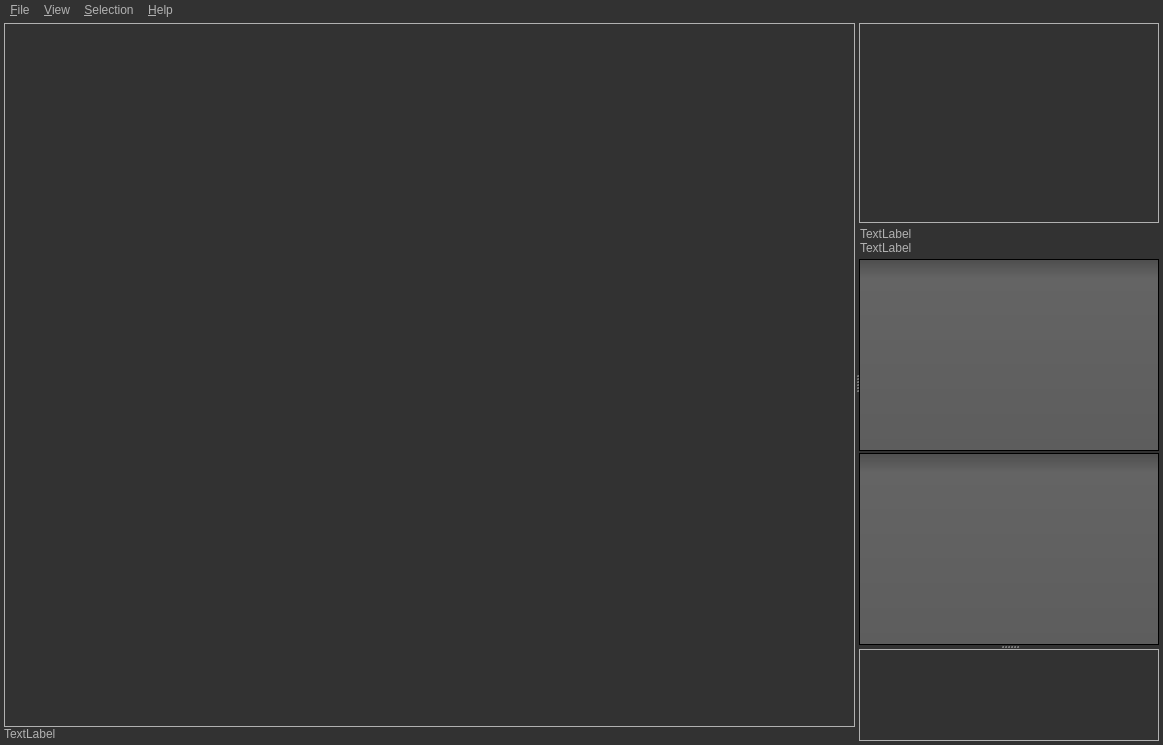
First picture: the form in src/saisieQT/mainwindow.ui, repository micmacIGN/micmac, before the edit.
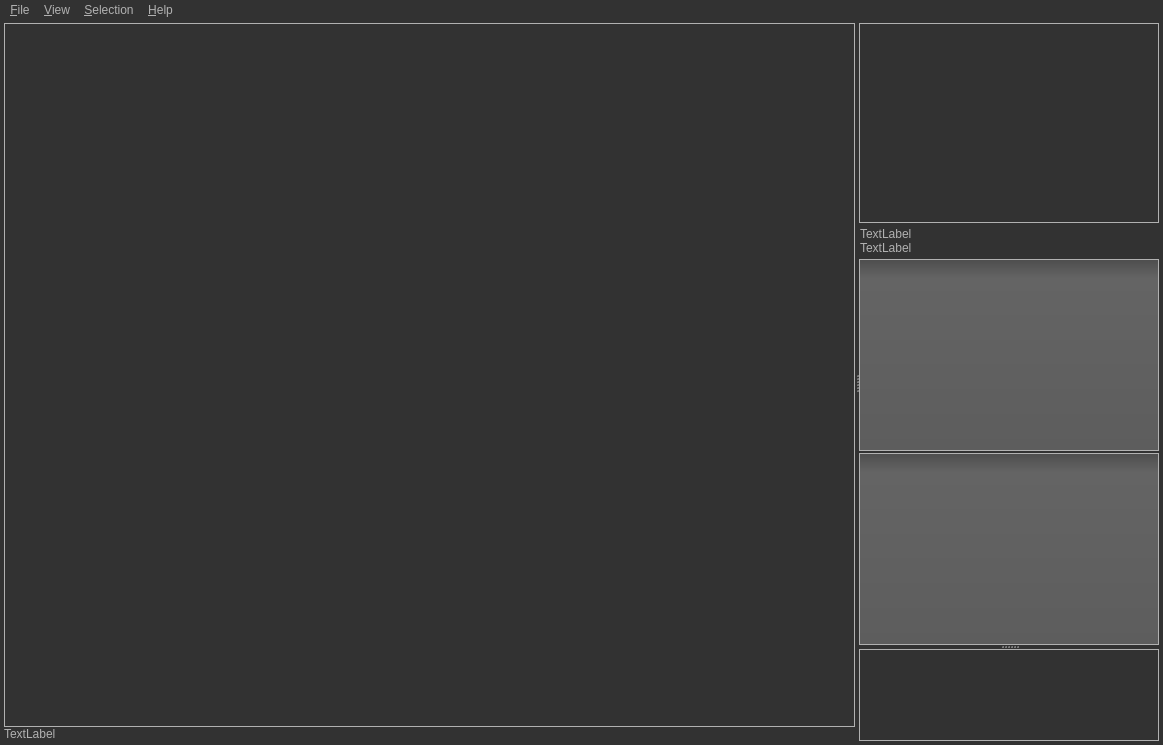
Second picture: the form after the edit. Icons and pictures are not drawn.

```diff
--- a/src/saisieQT/mainwindow.ui
+++ b/src/saisieQT/mainwindow.ui
@@ -53,6 +53,17 @@
     color: #000000;
 }
 
+QTableView
+{
+	gridline-color: gray 
+}
+
+QTableView:item:hover
+{
+    background-color: #ffa02f;
+    color: #000000;
+}
+
 QFrame[frameShape=&quot;1&quot;]
 {
 	border: 1px solid #707070;
@@ -307,10 +318,10 @@
 
 QHeaderView::section
 {
-    background-color: QLinearGradient(x1:0, y1:0, x2:0, y2:1, stop:0 #616161, stop: 0.5 #505050, stop: 0.6 #434343, stop:1 #656565);
+    background-color: QLinearGradient(x1:0, y1:0, x2:0, y2:1, stop:0 #616161, /*stop: 0.5 #505050, stop: 0.6 #434343, */stop:1 #656565);
     color: white;
     padding-left: 4px;
-    border: 1px solid #6c6c6c;
+    border: 1px solid gray;
 }
 
 QCheckBox:disabled
@@ -768,10 +779,42 @@
           </widget>
          </item>
          <item>
-          <widget class="QTreeView" name="treeView"/>
+          <widget class="QTableView" name="tableView_PG">
+           <property name="frameShape">
+            <enum>QFrame::Box</enum>
+           </property>
+           <property name="frameShadow">
+            <enum>QFrame::Plain</enum>
+           </property>
+           <property name="sizeAdjustPolicy">
+            <enum>QAbstractScrollArea::AdjustIgnored</enum>
+           </property>
+           <property name="gridStyle">
+            <enum>Qt::SolidLine</enum>
+           </property>
+           <attribute name="horizontalHeaderStretchLastSection">
+            <bool>true</bool>
+           </attribute>
+           <attribute name="verticalHeaderVisible">
+            <bool>false</bool>
+           </attribute>
+          </widget>
          </item>
          <item>
-          <widget class="QTableView" name="tableView"/>
+          <widget class="QTableView" name="tableView_Images">
+           <property name="frameShape">
+            <enum>QFrame::Box</enum>
+           </property>
+           <property name="frameShadow">
+            <enum>QFrame::Plain</enum>
+           </property>
+           <attribute name="horizontalHeaderStretchLastSection">
+            <bool>true</bool>
+           </attribute>
+           <attribute name="verticalHeaderVisible">
+            <bool>false</bool>
+           </attribute>
+          </widget>
          </item>
         </layout>
        </widget>
```
